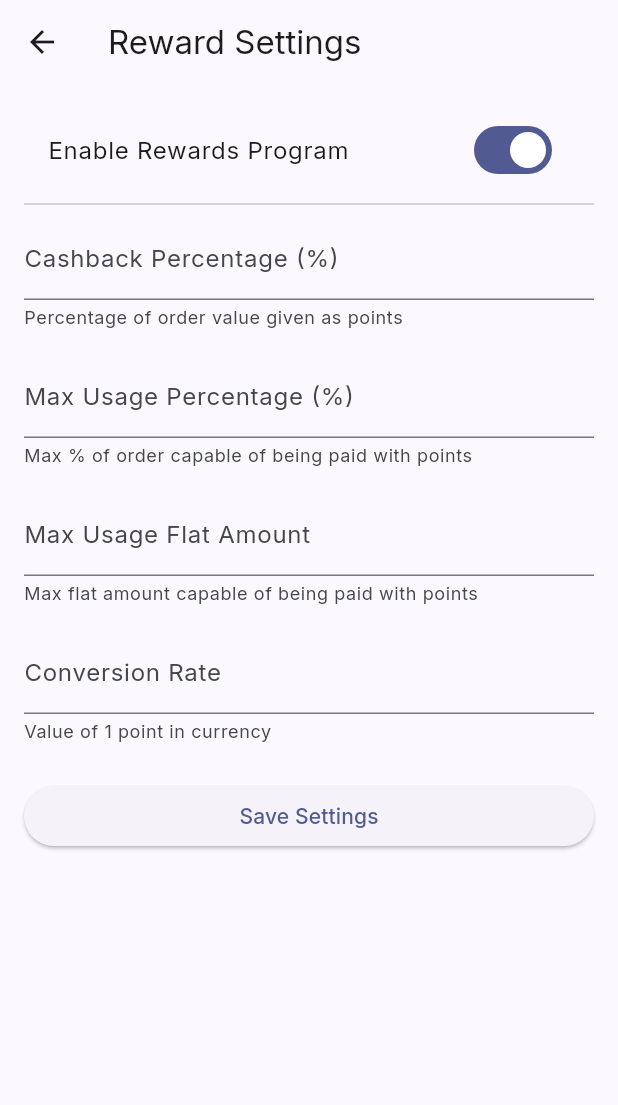
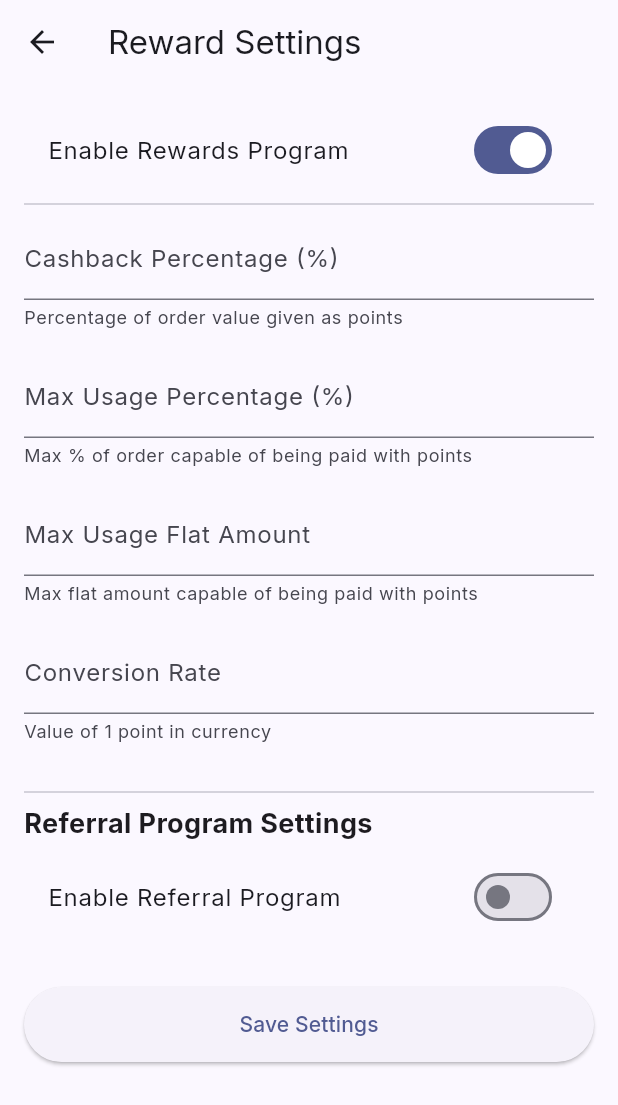
Before and after one commit to vin8003/buyeasy_retailer, a Flutter app: the RewardSettingsScreen screen opened directly, on a phone screen of 412 x 824 dp. Shown: the top 1105 px of the screen. Run offline on Flutter 3.47's test engine with Material 3 defaults, Android fonts, the phone set to English and light mode, and no system bars; our stand-ins replace file_picker, firebase_auth, firebase_core, firebase_messaging, flutter_dotenv, flutter_local_notifications and 3 more; accounts and stored records are empty.

Commit message:
Implement referral reward configuration in retailer app

```diff
--- a/lib/models/reward_configuration.dart
+++ b/lib/models/reward_configuration.dart
@@ -4,6 +4,10 @@ class RewardConfiguration {
   final double maxRewardUsageFlat;
   final double conversionRate;
   final bool isActive;
+  final bool isReferralEnabled;
+  final double referralRewardPoints;
+  final double refereeRewardPoints;
+  final double minReferralOrderAmount;
 
   RewardConfiguration({
     required this.cashbackPercentage,
@@ -11,6 +15,10 @@ class RewardConfiguration {
     required this.maxRewardUsageFlat,
     required this.conversionRate,
     required this.isActive,
+    this.isReferralEnabled = false,
+    this.referralRewardPoints = 0,
+    this.refereeRewardPoints = 0,
+    this.minReferralOrderAmount = 0,
   });
 
   factory RewardConfiguration.fromJson(Map<String, dynamic> json) {
@@ -27,6 +35,10 @@ class RewardConfiguration {
       maxRewardUsageFlat: parseDouble(json['max_reward_usage_flat']),
       conversionRate: parseDouble(json['conversion_rate']),
       isActive: json['is_active'] ?? true,
+      isReferralEnabled: json['is_referral_enabled'] ?? false,
+      referralRewardPoints: parseDouble(json['referral_reward_points']),
+      refereeRewardPoints: parseDouble(json['referee_reward_points']),
+      minReferralOrderAmount: parseDouble(json['min_referral_order_amount']),
     );
   }
 
@@ -37,6 +49,10 @@ class RewardConfiguration {
       'max_reward_usage_flat': maxRewardUsageFlat,
       'conversion_rate': conversionRate,
       'is_active': isActive,
+      'is_referral_enabled': isReferralEnabled,
+      'referral_reward_points': referralRewardPoints,
+      'referee_reward_points': refereeRewardPoints,
+      'min_referral_order_amount': minReferralOrderAmount,
     };
   }
 }
--- a/lib/screens/reward_settings_screen.dart
+++ b/lib/screens/reward_settings_screen.dart
@@ -15,13 +15,16 @@ class _RewardSettingsScreenState extends State<RewardSettingsScreen> {
   final RewardService _rewardService = RewardService();
   final _formKey = GlobalKey<FormState>();
   bool _isLoading = false;
-  RewardConfiguration? _config;
 
   final _cashbackController = TextEditingController();
   final _maxUsagePercentController = TextEditingController();
   final _maxUsageFlatController = TextEditingController();
   final _conversionRateController = TextEditingController();
+  final _referralRewardController = TextEditingController();
+  final _refereeRewardController = TextEditingController();
+  final _minReferralOrderController = TextEditingController();
   bool _isActive = true;
+  bool _isReferralEnabled = false;
 
   @override
   void initState() {
@@ -29,6 +32,8 @@ class _RewardSettingsScreenState extends State<RewardSettingsScreen> {
     _fetchConfig();
   }
 
+  // Using _fetchData instead of _fetchConfig to avoid naming collision if any,
+  // but the code actually used _fetchConfig. Let's stick to what's there.
   Future<void> _fetchConfig() async {
     setState(() => _isLoading = true);
     try {
@@ -36,13 +41,18 @@ class _RewardSettingsScreenState extends State<RewardSettingsScreen> {
       if (token != null) {
         final config = await _rewardService.getRewardConfiguration(token);
         setState(() {
-          _config = config;
           _cashbackController.text = config.cashbackPercentage.toString();
           _maxUsagePercentController.text = config.maxRewardUsagePercent
               .toString();
           _maxUsageFlatController.text = config.maxRewardUsageFlat.toString();
           _conversionRateController.text = config.conversionRate.toString();
+          _referralRewardController.text = config.referralRewardPoints
+              .toString();
+          _refereeRewardController.text = config.refereeRewardPoints.toString();
+          _minReferralOrderController.text = config.minReferralOrderAmount
+              .toString();
           _isActive = config.isActive;
+          _isReferralEnabled = config.isReferralEnabled;
         });
       }
     } catch (e) {
@@ -68,7 +78,13 @@ class _RewardSettingsScreenState extends State<RewardSettingsScreen> {
           maxRewardUsagePercent: double.parse(_maxUsagePercentController.text),
           maxRewardUsageFlat: double.parse(_maxUsageFlatController.text),
           conversionRate: double.parse(_conversionRateController.text),
+          referralRewardPoints: double.parse(_referralRewardController.text),
+          refereeRewardPoints: double.parse(_refereeRewardController.text),
+          minReferralOrderAmount: double.parse(
+            _minReferralOrderController.text,
+          ),
           isActive: _isActive,
+          isReferralEnabled: _isReferralEnabled,
         );
 
         await _rewardService.updateRewardConfiguration(token, newConfig);
@@ -174,10 +190,77 @@ class _RewardSettingsScreenState extends State<RewardSettingsScreen> {
                       },
                     ),
                     const SizedBox(height: 24),
+                    const Divider(),
+                    const Text(
+                      'Referral Program Settings',
+                      style: TextStyle(
+                        fontSize: 18,
+                        fontWeight: FontWeight.bold,
+                      ),
+                    ),
+                    const SizedBox(height: 8),
+                    SwitchListTile(
+                      title: const Text('Enable Referral Program'),
+                      value: _isReferralEnabled,
+                      onChanged: (val) =>
+                          setState(() => _isReferralEnabled = val),
+                    ),
+                    if (_isReferralEnabled) ...[
+                      TextFormField(
+                        controller: _referralRewardController,
+                        decoration: const InputDecoration(
+                          labelText: 'Referrer Reward Points',
+                          helperText: 'Points awarded to the person who refers',
+                        ),
+                        keyboardType: TextInputType.number,
+                        validator: (value) {
+                          if (value == null || value.isEmpty) return 'Required';
+                          if (double.tryParse(value) == null)
+                            return 'Invalid number';
+                          return null;
+                        },
+                      ),
+                      const SizedBox(height: 16),
+                      TextFormField(
+                        controller: _refereeRewardController,
+                        decoration: const InputDecoration(
+                          labelText: 'Referee Reward Points',
+                          helperText: 'Points awarded to the new customer',
+                        ),
+                        keyboardType: TextInputType.number,
+                        validator: (value) {
+                          if (value == null || value.isEmpty) return 'Required';
+                          if (double.tryParse(value) == null)
+                            return 'Invalid number';
+                          return null;
+                        },
+                      ),
+                      const SizedBox(height: 16),
+                      TextFormField(
+                        controller: _minReferralOrderController,
+                        decoration: const InputDecoration(
+                          labelText: 'Min Order Amount for Referral Reward',
+                          helperText:
+                              'Minimum first order value to trigger rewards',
+                        ),
+                        keyboardType: TextInputType.number,
+                        validator: (value) {
+                          if (value == null || value.isEmpty) return 'Required';
+                          if (double.tryParse(value) == null)
+                            return 'Invalid number';
+                          return null;
+                        },
+                      ),
+                    ],
+                    const SizedBox(height: 32),
                     ElevatedButton(
                       onPressed: _saveConfig,
+                      style: ElevatedButton.styleFrom(
+                        minimumSize: const Size(double.infinity, 50),
+                      ),
                       child: const Text('Save Settings'),
                     ),
+                    const SizedBox(height: 20),
                   ],
                 ),
               ),
```
